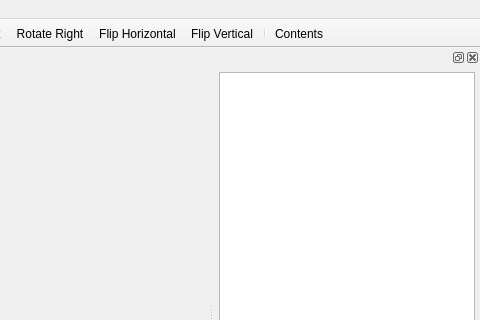
royqh1979/QImageViewer, file mainwindow.ui: the form before one commit; both pictures show x 320 to 800 and y 0 to 320 of the 800 by 600 pixel window.
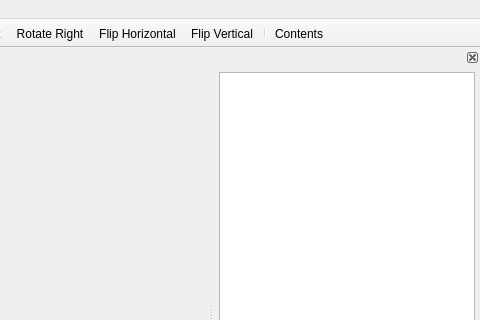
The form after the commit. Icons and pictures are not drawn. Custom widgets are drawn as their Qt base class.

```diff
--- a/mainwindow.ui
+++ b/mainwindow.ui
@@ -79,6 +79,12 @@
    <property name="floating">
     <bool>false</bool>
    </property>
+   <property name="features">
+    <set>QDockWidget::DockWidgetClosable</set>
+   </property>
+   <property name="allowedAreas">
+    <set>Qt::RightDockWidgetArea</set>
+   </property>
    <attribute name="dockWidgetArea">
     <number>2</number>
    </attribute>
```
Left out of the diff: 11 changed lines with no effect on the pictures.
